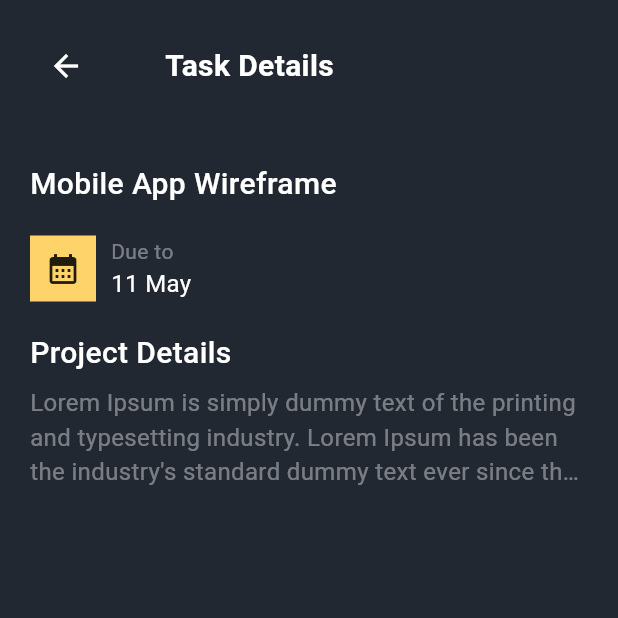
After one commit to inline23/Daily-Dash-App, a Flutter app: the TaskDetailsView screen opened directly, on a phone screen of 412 x 824 dp, the top half of it. The commit adds this screen. Run offline on Flutter 3.47's test engine with Material 3 defaults, Android fonts, the light colour scheme and no system bars; our stand-ins replace dartz, firebase_auth, firebase_core, font_awesome_flutter, hive, hive_flutter and 1 more; accounts and stored records are empty.

Commit message:
create taskDetailPage

```diff
--- /dev/null
+++ b/lib/features/home/presentation/views/task_details_view.dart
@@ -0,0 +1,105 @@
+import 'package:daily_dash_app/core/utils/styles.dart';
+import 'package:flutter/material.dart';
+
+class TaskDetailsView extends StatelessWidget {
+  final String title;
+  const TaskDetailsView({super.key, required this.title});
+
+  @override
+  Widget build(BuildContext context) {
+    return Scaffold(
+      body: SingleChildScrollView(
+        child: SafeArea(
+          child: Padding(
+            padding: const EdgeInsets.all(20),
+            child: Column(
+              crossAxisAlignment: CrossAxisAlignment.start,
+              children: [
+                Row(
+                  children: [
+                    IconButton(
+                      onPressed: () {
+                        Navigator.of(context).pop();
+                      },
+                      icon: Icon(Icons.arrow_back, color: Colors.white),
+                    ),
+
+                    const SizedBox(width: 42),
+
+                    Text(
+                      'Task Details',
+                      style: TextStyle(
+                        fontSize: 20,
+                        fontWeight: FontWeight.bold,
+                        color: Colors.white,
+                      ),
+                    ),
+                  ],
+                ),
+
+                const SizedBox(height: 40),
+                Text(
+                  title,
+                  style: TextStyle(
+                    fontSize: 20,
+                    color: Colors.white,
+                    fontWeight: FontWeight.w500,
+                  ),
+                ),
+
+                const SizedBox(height: 20),
+
+                Row(
+                  children: [
+                    Container(
+                      padding: const EdgeInsets.all(10),
+                      decoration: BoxDecoration(color: primaryColor),
+                      child: Icon(Icons.calendar_month),
+                    ),
+                    Padding(
+                      padding: const EdgeInsets.symmetric(horizontal: 10),
+                      child: Column(
+                        crossAxisAlignment: CrossAxisAlignment.start,
+                        children: [
+                          Text(
+                            'Due to',
+                            style: TextStyle(
+                              color: Colors.white.withOpacity(.4),
+                            ),
+                          ),
+                          Text(
+                            '11 May',
+                            style: TextStyle(color: Colors.white, fontSize: 16),
+                          ),
+                        ],
+                      ),
+                    ),
+                  ],
+                ),
+                const SizedBox(height: 20),
+                Text(
+                  'Project Details',
+                  style: TextStyle(
+                    fontSize: 20,
+                    color: Colors.white,
+                    fontWeight: FontWeight.w500,
+                  ),
+                ),
+                const SizedBox(height: 7),
+                Text(
+                  'Lorem Ipsum is simply dummy text of the printing and typesetting industry. Lorem Ipsum has been the industry\'s standard dummy text ever since the 1500s, when an unknown printer took a galley',
+                  style: TextStyle(
+                    fontSize: 16,
+                    color: Colors.white.withOpacity(.4),
+                  ),
+                  maxLines: 3,
+                  overflow: TextOverflow.ellipsis,
+                ),
+              ],
+            ),
+          ),
+        ),
+      ),
+    );
+  }
+}
--- a/lib/features/home/presentation/views/widgets/ongoing_item.dart
+++ b/lib/features/home/presentation/views/widgets/ongoing_item.dart
@@ -1,4 +1,4 @@
-
+import 'package:daily_dash_app/features/home/presentation/views/task_details_view.dart';
 import 'package:flutter/material.dart';
 
 class OnGoingItem extends StatelessWidget {
@@ -6,7 +6,17 @@ class OnGoingItem extends StatelessWidget {
 
   @override
   Widget build(BuildContext context) {
-    return Container(
+    return GestureDetector(
+      onTap: () {
+        Navigator.push(
+          context,
+          MaterialPageRoute(
+            builder:
+                (context) => TaskDetailsView(title: 'Mobile App Wireframe'),
+          ),
+        );
+      },
+      child: Container(
         padding: const EdgeInsets.all(16),
         margin: const EdgeInsets.symmetric(vertical: 8),
         decoration: BoxDecoration(
@@ -77,7 +87,9 @@ class OnGoingItem extends StatelessWidget {
                     strokeWidth: 5,
                     // ignore: deprecated_member_use
                     backgroundColor: Colors.white.withOpacity(0.1),
-                  valueColor: AlwaysStoppedAnimation<Color>(Color(0xFFFED36A)),
+                    valueColor: AlwaysStoppedAnimation<Color>(
+                      Color(0xFFFED36A),
+                    ),
                   ),
                   Text(
                     '75%',
@@ -92,6 +104,7 @@ class OnGoingItem extends StatelessWidget {
             ),
           ],
         ),
+      ),
     );
   }
 }
```
Lines whose indentation alone changed are shown as unchanged.
